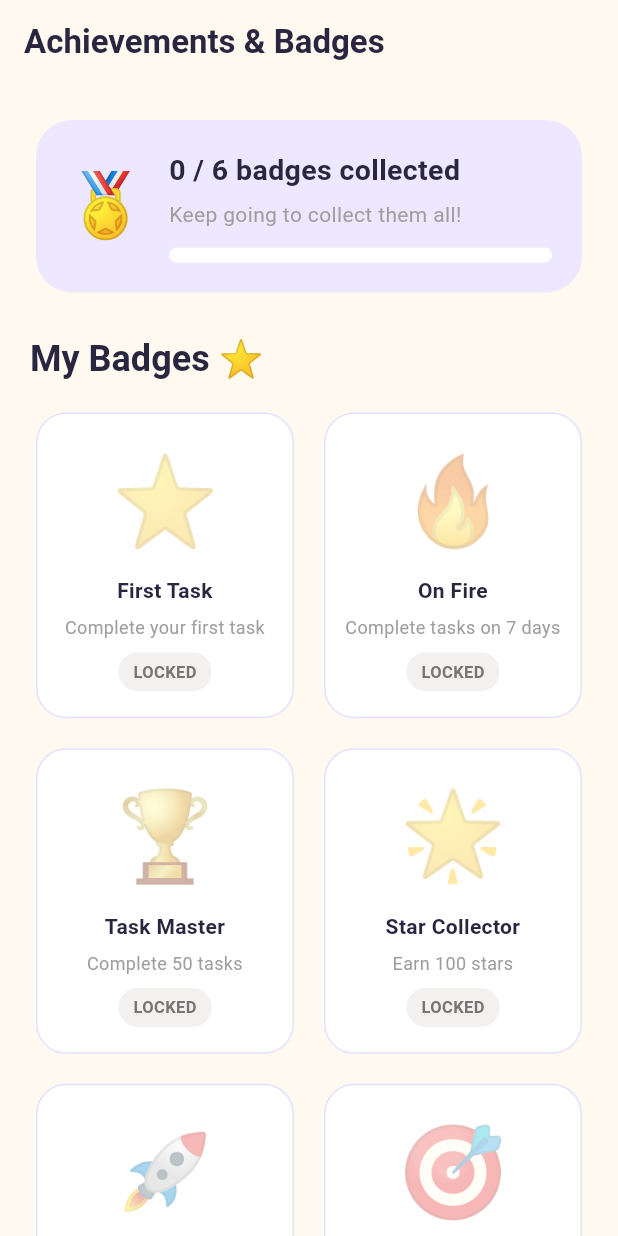
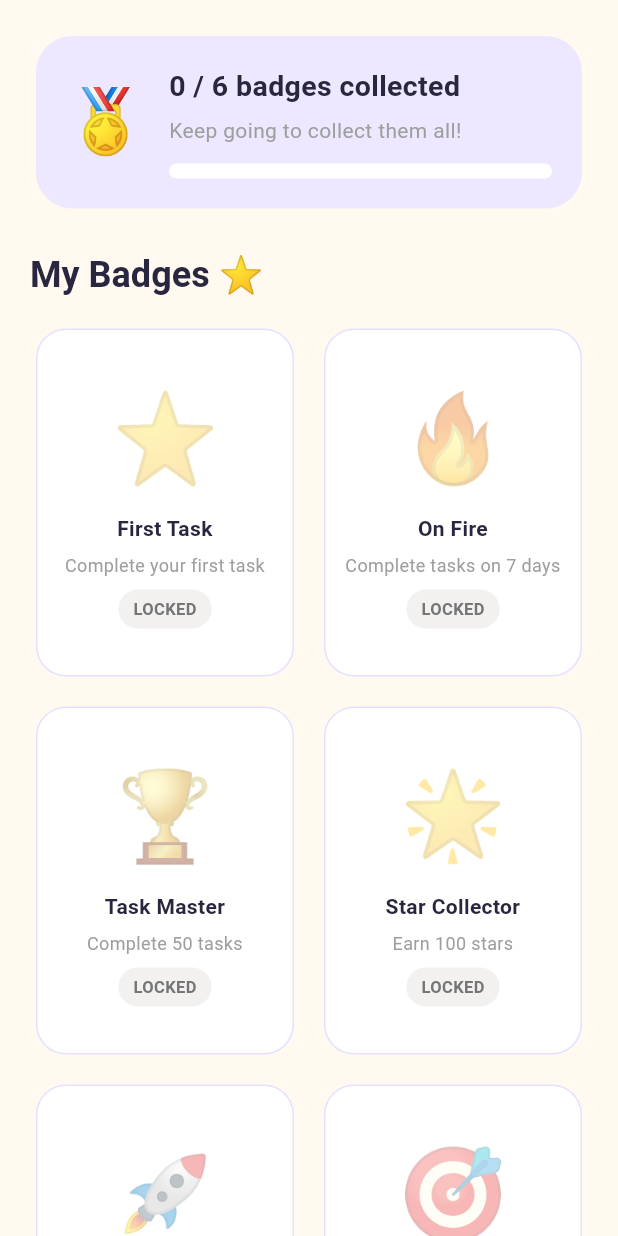
Before and after one commit to SarahAlkhalifah7/SWE463-MobileApplicationDevelopment, a Flutter app: the ChildBadgesScreen screen opened directly with empty values, on a phone screen of 412 x 824 dp. Run offline on Flutter 3.47's test engine with Material 3 defaults, Android fonts, the phone set to English and light mode, and no system bars; our stand-ins replace image_picker, shared_preferences; accounts and stored records are empty.

Commit message:
Remove duplicate app bars and fix badge card overflow in child mode

```diff
--- a/taskarro/lib/screens/child_badges.dart
+++ b/taskarro/lib/screens/child_badges.dart
@@ -102,17 +102,9 @@ class _ChildBadgesScreenState extends State<ChildBadgesScreen> {
     final unlockedCount =
         badges.where((badge) => badge['unlocked'] == true).length;
 
+    // No AppBar here: Child Mode already shows one for every tab
     return Scaffold(
       backgroundColor: const Color(0xFFFFF9F0),
-      appBar: AppBar(
-        backgroundColor: const Color(0xFFFFF9F0),
-        elevation: 0,
-        foregroundColor: const Color(0xFF292640),
-        title: const Text(
-          'Achievements & Badges',
-          style: TextStyle(fontWeight: FontWeight.bold),
-        ),
-      ),
       body: SingleChildScrollView(
         padding: const EdgeInsets.all(20),
         child: Column(
@@ -191,7 +183,9 @@ class _ChildBadgesScreenState extends State<ChildBadgesScreen> {
                 crossAxisCount: 2,
                 crossAxisSpacing: 12,
                 mainAxisSpacing: 12,
-                childAspectRatio: 0.85,
+                // Fixed card height so the text never overflows,
+                // even on narrow phones
+                mainAxisExtent: 240,
               ),
               itemBuilder: (context, index) {
                 final badge = badges[index];
```
Also changed, not shown: taskarro/lib/screens/child_challenges.dart (+1 -9 lines).
